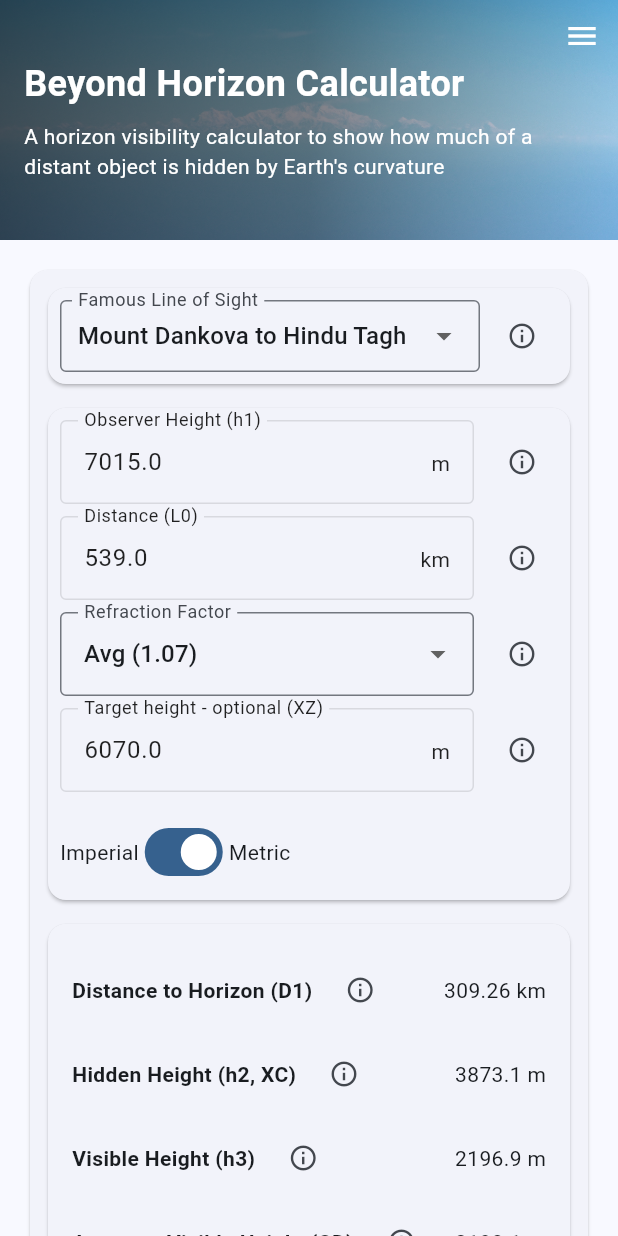
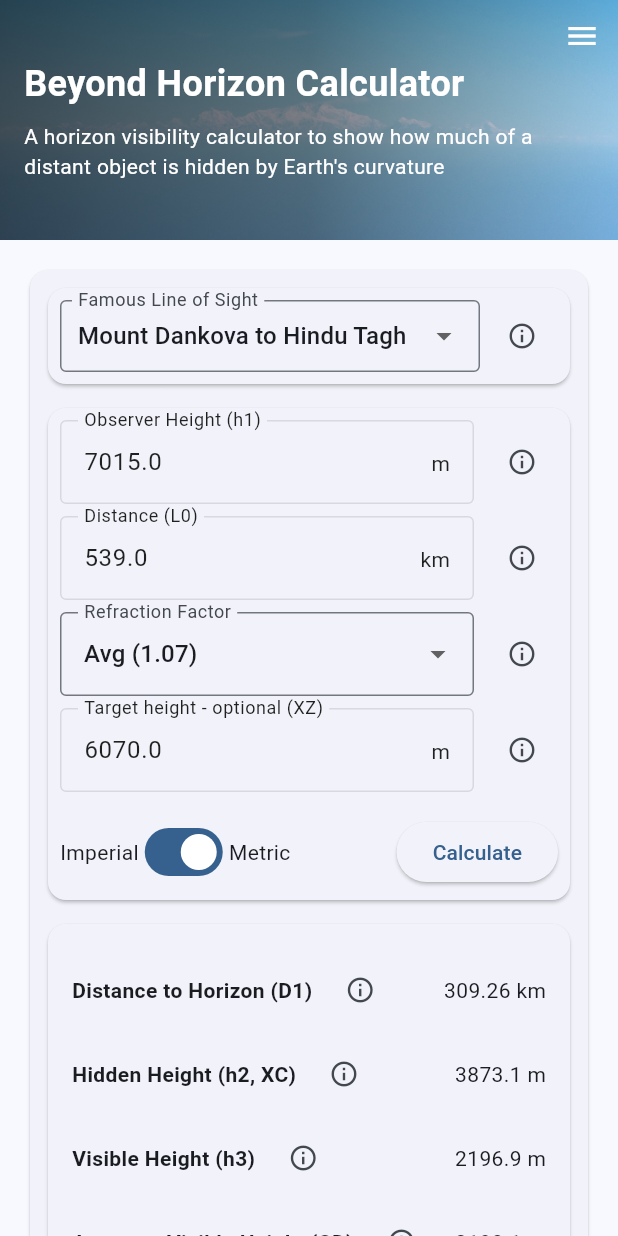
Before and after one commit to zartyblartfast/beyondHorizonCalc, a Flutter app: the screen it shows after launch, on a phone screen of 412 x 824 dp. Run offline on Flutter 3.47's test engine with Material 3 defaults, Android fonts, the phone set to English and light mode, and no system bars; our stand-ins replace flutter_html, flutter_svg; missing offline and left inert: dart:html; project files that could hold a hidden picture were left out.

Commit message:
Fix Calculate button visibility: Always show button and restore original position

```diff
--- a/lib/widgets/calculator/input_fields.dart
+++ b/lib/widgets/calculator/input_fields.dart
@@ -73,13 +73,6 @@ class InputFields extends StatelessWidget {
                       enabled: isCustomPreset,
                       infoKey: 'target_height',
                     ),
-                    if (showCalculateButton) ...[
-                      SizedBox(height: isNarrow ? 8 : 16),
-                      ElevatedButton(
-                        onPressed: onCalculate,
-                        child: const Text('Calculate'),
-                      ),
-                    ],
                   ] else ...[
                     // Horizontal layout for wider screens
                     Row(
@@ -124,21 +117,11 @@ class InputFields extends StatelessWidget {
                         ),
                       ],
                     ),
-                    if (showCalculateButton) ...[
-                      SizedBox(height: isNarrow ? 8 : 16),
-                      ElevatedButton(
-                        onPressed: onCalculate,
-                        child: const Text('Calculate'),
-                      ),
-                    ],
                   ],
                   const SizedBox(height: 16),
-                  // Units toggle and Calculate buttons
-                  Wrap(
-                    spacing: 16,
-                    runSpacing: 16,
-                    alignment: WrapAlignment.spaceBetween,
-                    crossAxisAlignment: WrapCrossAlignment.center,
+                  // Units toggle and Calculate button
+                  Row(
+                    mainAxisAlignment: MainAxisAlignment.spaceBetween,
                     children: [
                       Row(
                         mainAxisSize: MainAxisSize.min,
@@ -151,6 +134,11 @@ class InputFields extends StatelessWidget {
                           const Text('Metric'),
                         ],
                       ),
+                      if (showCalculateButton)
+                        ElevatedButton(
+                          onPressed: onCalculate,
+                          child: const Text('Calculate'),
+                        ),
                     ],
                   ),
                 ],
--- a/lib/widgets/calculator_form.dart
+++ b/lib/widgets/calculator_form.dart
@@ -180,7 +180,7 @@ class _CalculatorFormState extends State<CalculatorForm> {
                         isMetric: _isMetric,
                         onMetricChanged: _handleMetricChanged,
                         onCalculate: _handleCalculate,
-                        showCalculateButton: _selectedPreset == null,
+                        showCalculateButton: true,  // Always show the Calculate button
                         isCustomPreset: _selectedPreset == null,
                       ),
                       SizedBox(height: isMobile ? 8 : 16),
@@ -237,7 +237,7 @@ class _CalculatorFormState extends State<CalculatorForm> {
                             isMetric: _isMetric,
                             onMetricChanged: _handleMetricChanged,
                             onCalculate: _handleCalculate,
-                            showCalculateButton: _selectedPreset == null,
+                            showCalculateButton: true,  // Always show the Calculate button
                             isCustomPreset: _selectedPreset == null,
                           ),
                           SizedBox(height: isMobile ? 8 : 16),
```
